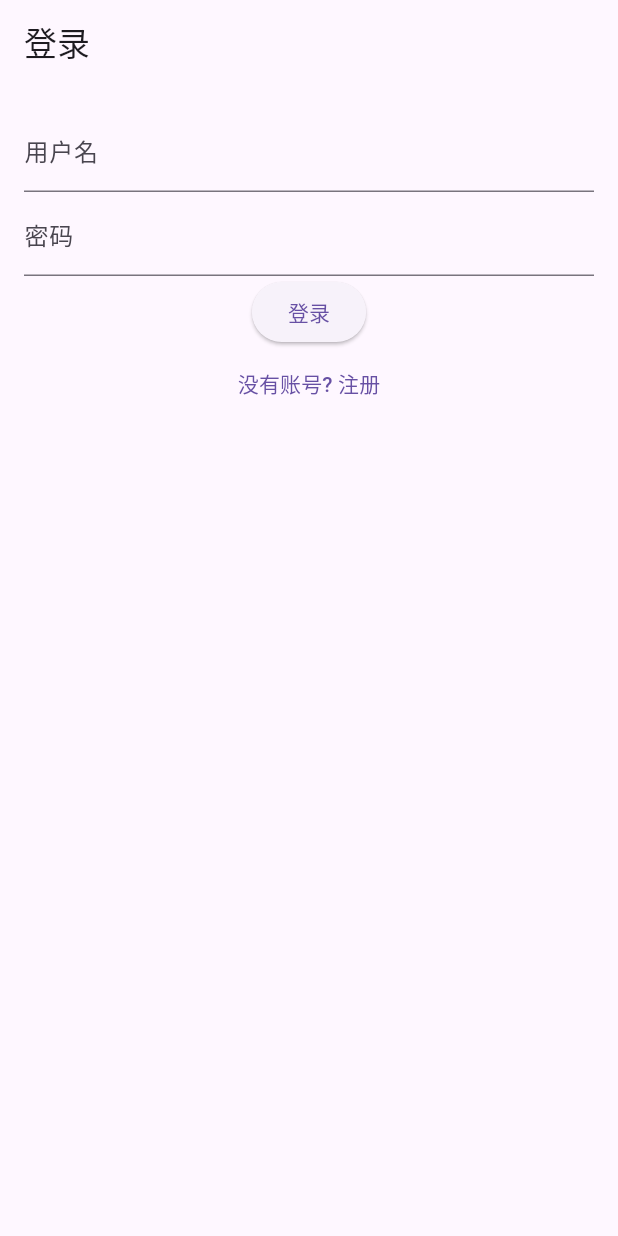
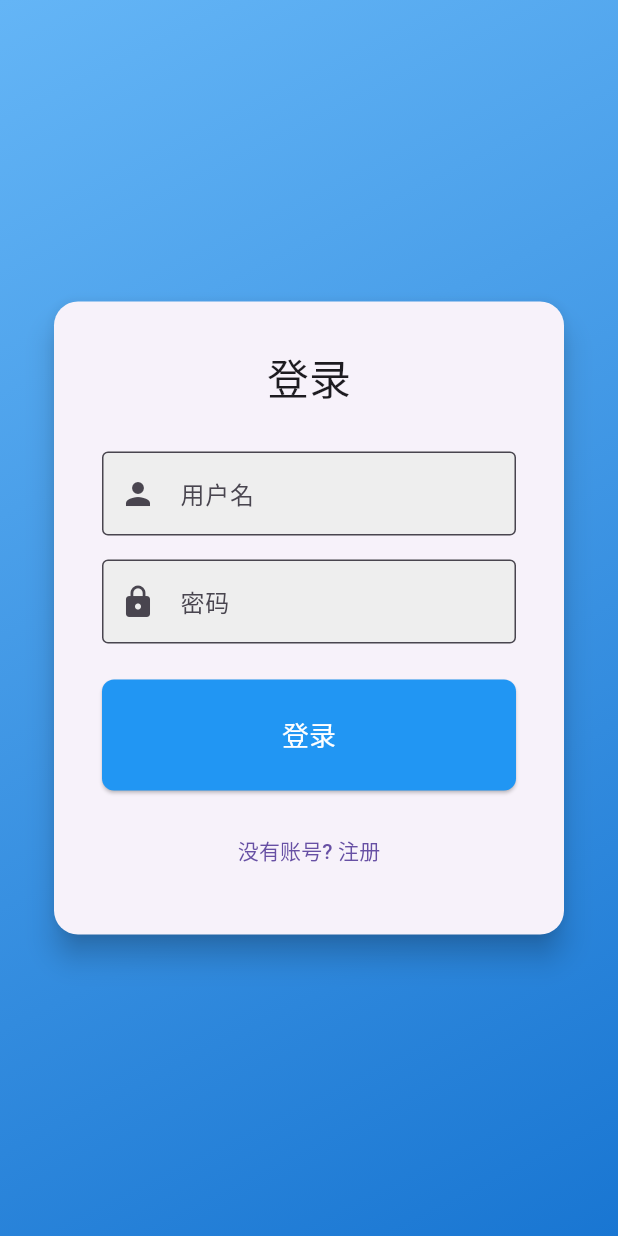
Before and after one commit to HT3301601278/WDY, a Flutter app: the screen it shows after launch, on a phone screen of 412 x 824 dp. Run offline on Flutter 3.47's test engine with Material 3 defaults, Android fonts, the phone set to English and light mode, and no system bars.

Commit message:
登录页

```diff
--- a/lib/main.dart
+++ b/lib/main.dart
@@ -18,6 +18,23 @@ class MyApp extends StatelessWidget {
       theme: ThemeData(
         primarySwatch: Colors.blue,
         visualDensity: VisualDensity.adaptivePlatformDensity,
+        inputDecorationTheme: InputDecorationTheme(
+          border: OutlineInputBorder(
+            borderRadius: BorderRadius.circular(8),
+          ),
+          filled: true,
+          fillColor: Colors.grey[200],
+        ),
+        elevatedButtonTheme: ElevatedButtonThemeData(
+          style: ElevatedButton.styleFrom(
+            backgroundColor: Colors.blue,
+            foregroundColor: Colors.white,
+            shape: RoundedRectangleBorder(
+              borderRadius: BorderRadius.circular(8),
+            ),
+            padding: EdgeInsets.symmetric(vertical: 12),
+          ),
+        ),
       ),
       initialRoute: '/',
       routes: {
--- a/lib/screens/login_register_screen.dart
+++ b/lib/screens/login_register_screen.dart
@@ -21,16 +21,35 @@ class _LoginRegisterScreenState extends State<LoginRegisterScreen> {
   @override
   Widget build(BuildContext context) {
     return Scaffold(
-      appBar: AppBar(
-        title: Text(_isLogin ? '登录' : '注册'),
+      body: Container(
+        decoration: BoxDecoration(
+          gradient: LinearGradient(
+            begin: Alignment.topLeft,
+            end: Alignment.bottomRight,
+            colors: [Colors.blue.shade300, Colors.blue.shade700],
           ),
-      body: SingleChildScrollView(
+        ),
+        child: Center(
+          child: SingleChildScrollView(
             child: Padding(
-          padding: const EdgeInsets.all(16.0),
+              padding: const EdgeInsets.all(32.0),
+              child: Card(
+                elevation: 8,
+                shape: RoundedRectangleBorder(
+                  borderRadius: BorderRadius.circular(16),
+                ),
+                child: Padding(
+                  padding: const EdgeInsets.all(32.0),
                   child: Column(
-            mainAxisAlignment: MainAxisAlignment.center,
+                    mainAxisSize: MainAxisSize.min,
                     children: [
+                      Text(
+                        _isLogin ? '登录' : '注册',
+                        style: Theme.of(context).textTheme.headlineMedium,
+                      ),
+                      const SizedBox(height: 32),
                       _isLogin ? const LoginForm() : const RegisterForm(),
+                      const SizedBox(height: 16),
                       TextButton(
                         onPressed: _toggleView,
                         child: Text(_isLogin ? '没有账号? 注册' : '已有账号? 登录'),
@@ -39,6 +58,10 @@ class _LoginRegisterScreenState extends State<LoginRegisterScreen> {
                   ),
                 ),
               ),
+            ),
+          ),
+        ),
+      ),
     );
   }
 }
--- a/lib/widgets/login_form.dart
+++ b/lib/widgets/login_form.dart
@@ -18,10 +18,15 @@ class _LoginFormState extends State<LoginForm> {
     return Form(
       key: _formKey,
       child: Column(
+        crossAxisAlignment: CrossAxisAlignment.stretch,
         children: [
           TextFormField(
             controller: _usernameController,
-            decoration: const InputDecoration(labelText: '用户名'),
+            decoration: InputDecoration(
+              labelText: '用户名',
+              prefixIcon: Icon(Icons.person),
+              border: OutlineInputBorder(),
+            ),
             validator: (value) {
               if (value == null || value.isEmpty) {
                 return '请输入用户名';
@@ -29,9 +34,14 @@ class _LoginFormState extends State<LoginForm> {
               return null;
             },
           ),
+          SizedBox(height: 16),
           TextFormField(
             controller: _passwordController,
-            decoration: const InputDecoration(labelText: '密码'),
+            decoration: InputDecoration(
+              labelText: '密码',
+              prefixIcon: Icon(Icons.lock),
+              border: OutlineInputBorder(),
+            ),
             obscureText: true,
             validator: (value) {
               if (value == null || value.isEmpty) {
@@ -40,6 +50,7 @@ class _LoginFormState extends State<LoginForm> {
               return null;
             },
           ),
+          SizedBox(height: 24),
           ElevatedButton(
             onPressed: () async {
               if (_formKey.currentState!.validate()) {
@@ -48,7 +59,6 @@ class _LoginFormState extends State<LoginForm> {
                     _usernameController.text,
                     _passwordController.text,
                   );
-                  // 登录成功后导航到设备管理页面
                   Navigator.pushReplacementNamed(context, '/devices');
                 } catch (e) {
                   ScaffoldMessenger.of(context).showSnackBar(
@@ -57,7 +67,15 @@ class _LoginFormState extends State<LoginForm> {
                 }
               }
             },
-            child: const Text('登录'),
+            child: Padding(
+              padding: EdgeInsets.symmetric(vertical: 12),
+              child: Text('登录', style: TextStyle(fontSize: 18)),
+            ),
+            style: ElevatedButton.styleFrom(
+              shape: RoundedRectangleBorder(
+                borderRadius: BorderRadius.circular(8),
+              ),
+            ),
           ),
         ],
       ),
```
Lines whose indentation alone changed are shown as unchanged.
